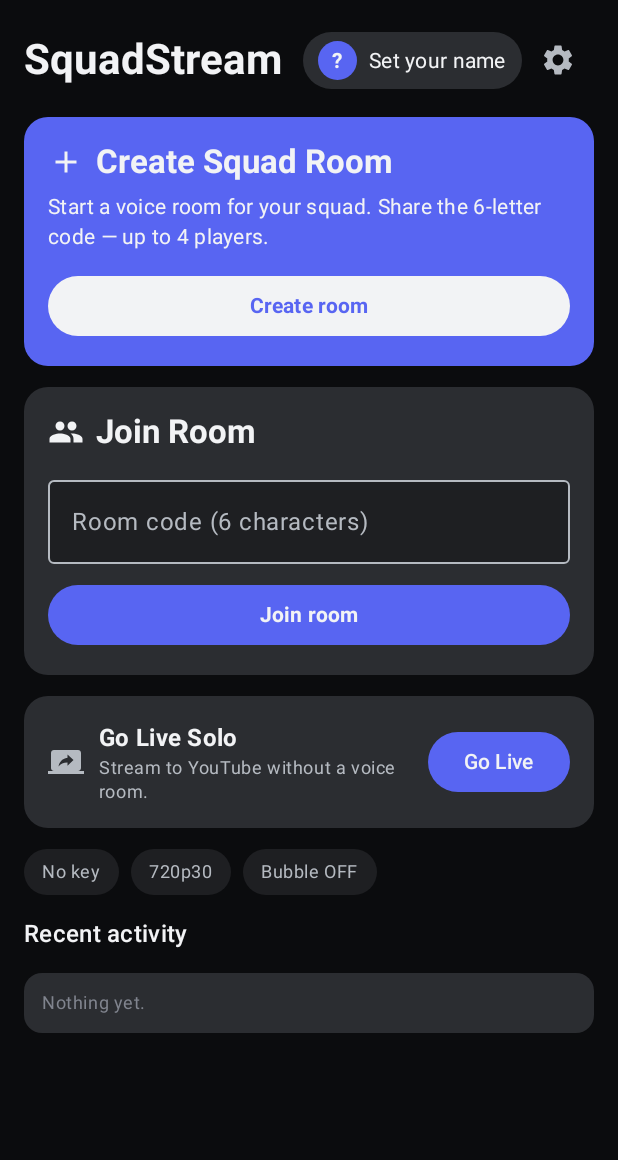
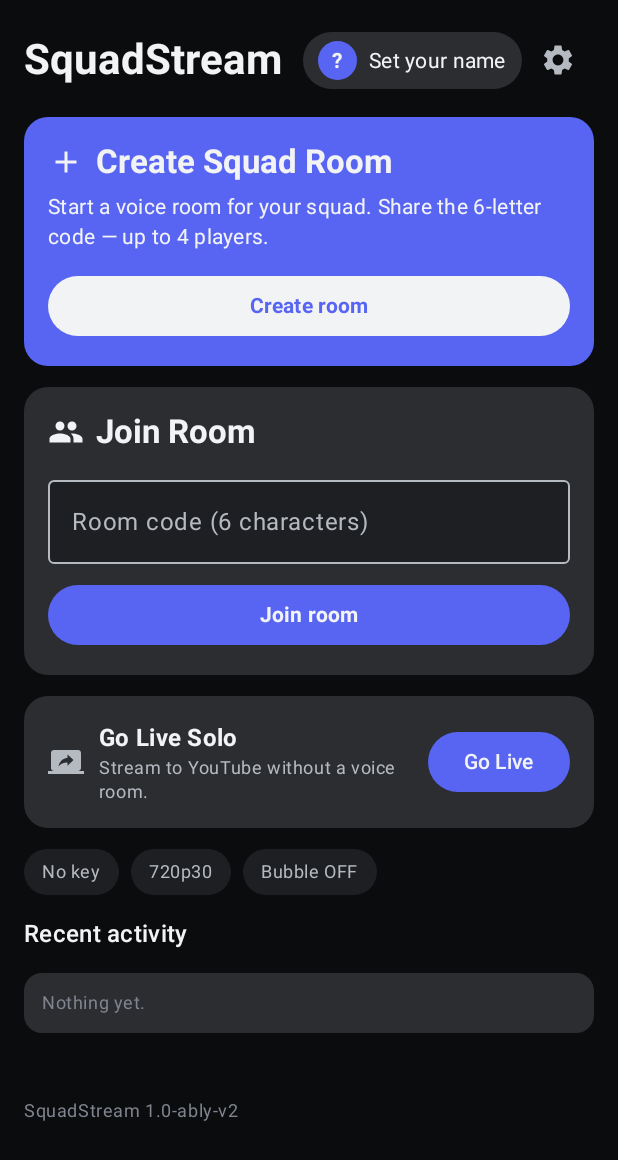
Before and after one commit to spideyart/squad-stream, an Android app built with Jetpack Compose: the screen it shows after launch (MainActivity), on a phone screen of 412 x 824 dp. Shown: the top 1160 px of the screen. Run offline under Robolectric (Android 15) with nearby library versions, the phone set to English and light mode, and no system bars.

Commit message:
Lobby: show app version at the bottom

```diff
--- a/app/src/main/java/com/koseiedits/squadstream/ui/screens/LobbyScreen.kt
+++ b/app/src/main/java/com/koseiedits/squadstream/ui/screens/LobbyScreen.kt
@@ -41,6 +41,7 @@ import androidx.compose.ui.draw.clip
 import androidx.compose.ui.text.font.FontWeight
 import androidx.compose.ui.unit.dp
 import androidx.lifecycle.compose.collectAsStateWithLifecycle
+import com.koseiedits.squadstream.BuildConfig
 import com.koseiedits.squadstream.StreamState
 import com.koseiedits.squadstream.ui.theme.DiscordBackground
 import com.koseiedits.squadstream.ui.theme.DiscordBlurple
@@ -315,6 +316,17 @@ fun LobbyScreen(
                 }
             }
         }
+
+        // Build stamp: the only way to tell on the phone which APK is
+        // installed. The old and new builds looked identical until this
+        // line existed, so a failed update left the old app running with
+        // no visible difference.
+        Spacer(Modifier.height(16.dp))
+        Text(
+            "SquadStream ${BuildConfig.VERSION_NAME}",
+            style = MaterialTheme.typography.bodySmall,
+            color = DiscordTextMuted
+        )
     }
 }
 
```
